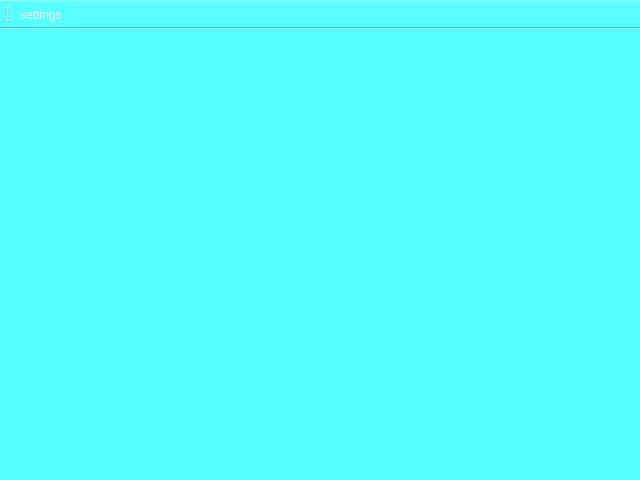
First picture: the form in project.ui, repository imanshafiei540/BeforNewYearProject, before the edit.
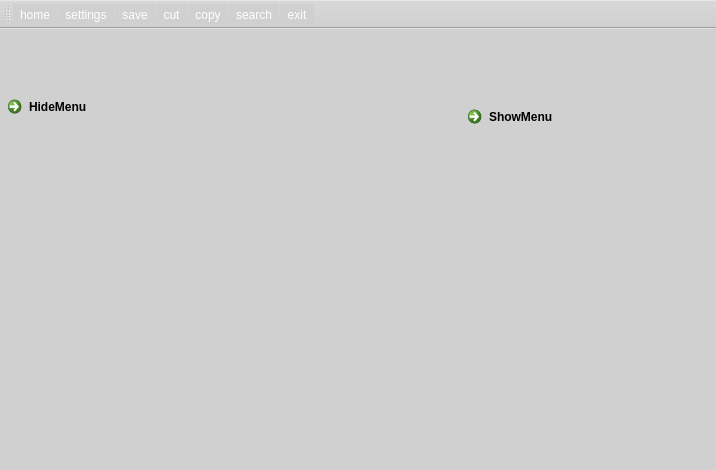
Second picture: the form after the edit. Icons and pictures are not drawn.

Patch:
```diff
--- a/project.ui
+++ b/project.ui
@@ -6,17 +6,44 @@
    <rect>
     <x>0</x>
     <y>0</y>
-    <width>640</width>
-    <height>480</height>
+    <width>716</width>
+    <height>470</height>
    </rect>
   </property>
   <property name="windowTitle">
    <string>MainWindow</string>
   </property>
   <property name="styleSheet">
-   <string notr="true">background-color: rgb(85, 255, 255);</string>
+   <string notr="true">background-color: rgb(208, 208, 208);</string>
   </property>
-  <widget class="QWidget" name="centralwidget"/>
+  <widget class="QWidget" name="centralwidget">
+   <widget class="QCommandLinkButton" name="commandLinkButton">
+    <property name="geometry">
+     <rect>
+      <x>0</x>
+      <y>60</y>
+      <width>222</width>
+      <height>48</height>
+     </rect>
+    </property>
+    <property name="text">
+     <string>HideMenu</string>
+    </property>
+   </widget>
+   <widget class="QCommandLinkButton" name="commandLinkButton_2">
+    <property name="geometry">
+     <rect>
+      <x>460</x>
+      <y>70</y>
+      <width>222</width>
+      <height>48</height>
+     </rect>
+    </property>
+    <property name="text">
+     <string>ShowMenu</string>
+    </property>
+   </widget>
+  </widget>
   <widget class="QStatusBar" name="statusbar"/>
   <widget class="QToolBar" name="toolBar">
    <property name="windowTitle">
@@ -30,7 +57,7 @@
    </property>
    <property name="iconSize">
     <size>
-     <width>70</width>
+     <width>90</width>
      <height>70</height>
     </size>
    </property>
@@ -40,7 +67,13 @@
    <attribute name="toolBarBreak">
     <bool>false</bool>
    </attribute>
-   <addaction name="actionSettings"/>
+   <addaction name="actionHome"/>
+   <addaction name="actionSettings_2"/>
+   <addaction name="actionSave"/>
+   <addaction name="actionCut"/>
+   <addaction name="actionCopy"/>
+   <addaction name="actionSearch"/>
+   <addaction name="actionExit"/>
   </widget>
   <action name="actionSettings">
    <property name="icon">
@@ -54,6 +87,90 @@
     <string>settings</string>
    </property>
   </action>
+  <action name="actionSettings_2">
+   <property name="icon">
+    <iconset resource="../iman.qrc">
+     <normaloff>:/Project/BeforNewYearProject/settings_icon.svg</normaloff>:/Project/BeforNewYearProject/settings_icon.svg</iconset>
+   </property>
+   <property name="text">
+    <string>settings</string>
+   </property>
+   <property name="toolTip">
+    <string>Settings</string>
+   </property>
+  </action>
+  <action name="actionSearch">
+   <property name="icon">
+    <iconset resource="../iman.qrc">
+     <normaloff>:/Project/BeforNewYearProject/search_icon3.svg</normaloff>:/Project/BeforNewYearProject/search_icon3.svg</iconset>
+   </property>
+   <property name="text">
+    <string>search</string>
+   </property>
+   <property name="toolTip">
+    <string>Search</string>
+   </property>
+  </action>
+  <action name="actionHome">
+   <property name="icon">
+    <iconset resource="../iman.qrc">
+     <normaloff>:/Project/BeforNewYearProject/home_icon.svg</normaloff>:/Project/BeforNewYearProject/home_icon.svg</iconset>
+   </property>
+   <property name="text">
+    <string>home</string>
+   </property>
+   <property name="toolTip">
+    <string>Home</string>
+   </property>
+  </action>
+  <action name="actionSave">
+   <property name="icon">
+    <iconset resource="../iman.qrc">
+     <normaloff>:/Project/BeforNewYearProject/save_icon.svg</normaloff>:/Project/BeforNewYearProject/save_icon.svg</iconset>
+   </property>
+   <property name="text">
+    <string>save</string>
+   </property>
+   <property name="toolTip">
+    <string>Save</string>
+   </property>
+  </action>
+  <action name="actionCut">
+   <property name="icon">
+    <iconset resource="../iman.qrc">
+     <normaloff>:/Project/BeforNewYearProject/cut_icon.svg</normaloff>:/Project/BeforNewYearProject/cut_icon.svg</iconset>
+   </property>
+   <property name="text">
+    <string>cut</string>
+   </property>
+   <property name="toolTip">
+    <string>Cut</string>
+   </property>
+  </action>
+  <action name="actionCopy">
+   <property name="icon">
+    <iconset resource="../iman.qrc">
+     <normaloff>:/Project/BeforNewYearProject/copy_icon2.svg</normaloff>:/Project/BeforNewYearProject/copy_icon2.svg</iconset>
+   </property>
+   <property name="text">
+    <string>copy</string>
+   </property>
+   <property name="toolTip">
+    <string>Copy</string>
+   </property>
+  </action>
+  <action name="actionExit">
+   <property name="icon">
+    <iconset resource="../iman.qrc">
+     <normaloff>:/Project/BeforNewYearProject/exit_icon.svg</normaloff>:/Project/BeforNewYearProject/exit_icon.svg</iconset>
+   </property>
+   <property name="text">
+    <string>exit</string>
+   </property>
+   <property name="toolTip">
+    <string>Exit</string>
+   </property>
+  </action>
  </widget>
  <resources>
   <include location="../iman.qrc"/>
```
Left out of the diff: 69 changed lines with no effect on the pictures.
